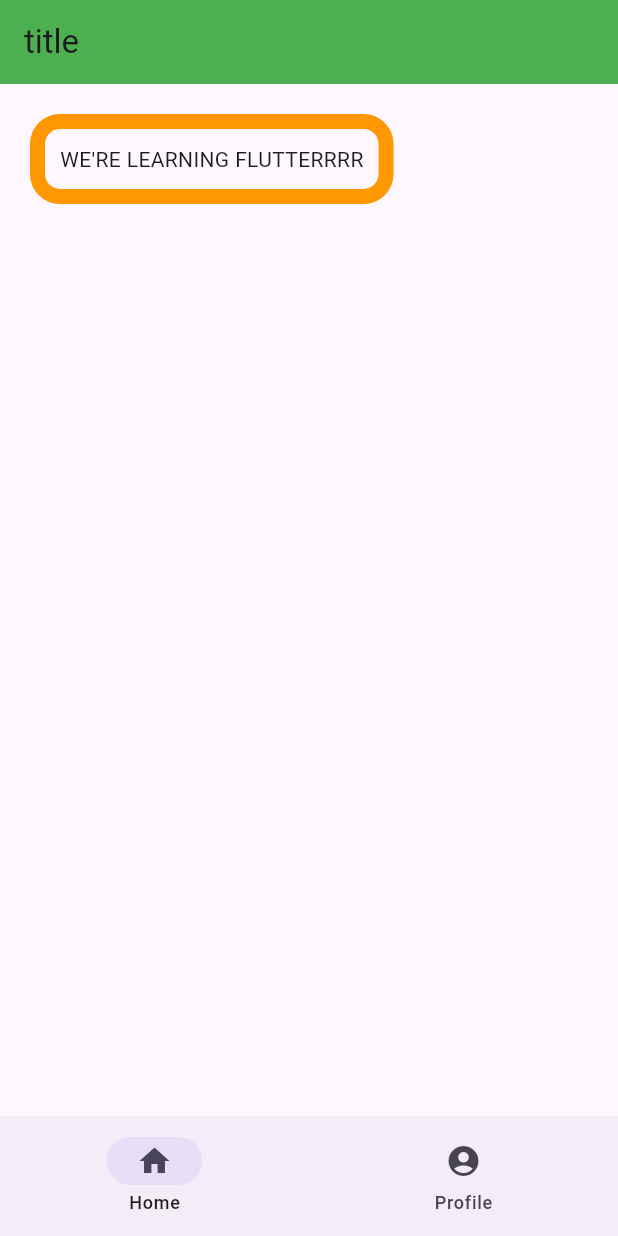
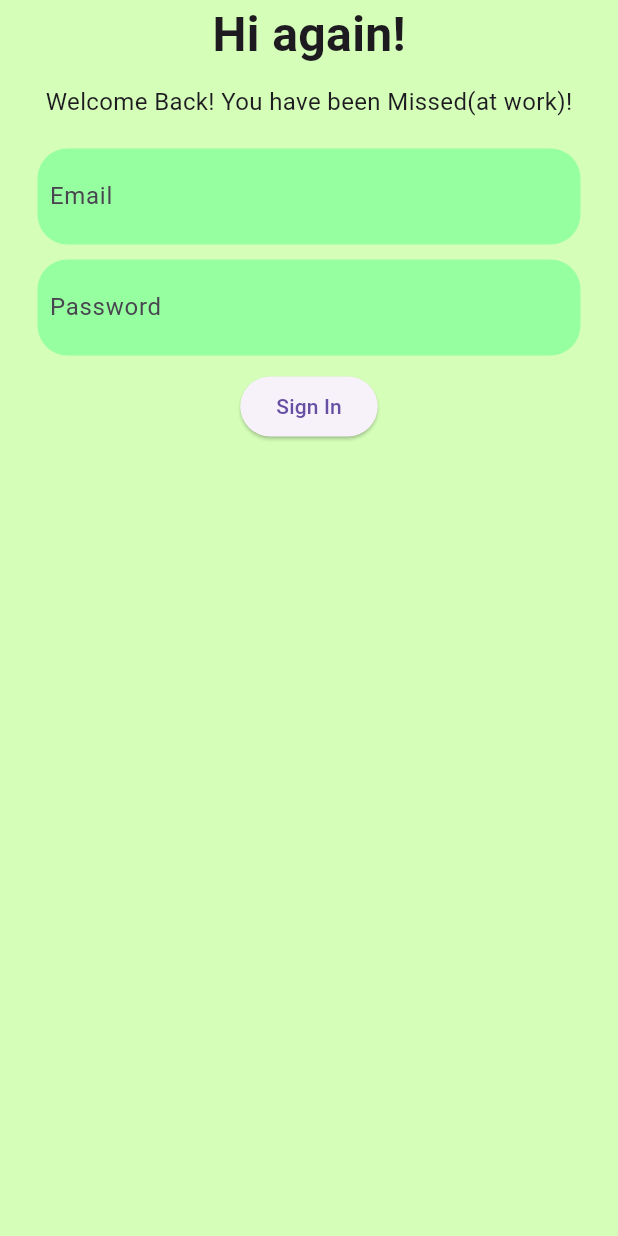
Before and after one commit to jiatongliU7/DeliDine-Restaurant-Management-Software-, a Flutter app: the screen it shows after launch, on a phone screen of 412 x 824 dp. Run offline on Flutter 3.47's test engine with Material 3 defaults, Android fonts, the phone set to English and light mode, and no system bars; our stand-ins replace syncfusion_flutter_calendar.

Commit message:
Login Page Update

```diff
--- /dev/null
+++ b/lib/dashboard.dart
@@ -0,0 +1,61 @@
+import 'package:flutter/material.dart';
+
+class Dashboard extends StatefulWidget{
+  const Dashboard({Key? key}) : super(key:key);
+  @override
+  _MyDash createState() => _MyDash();
+}
+
+class _MyDash extends State<Dashboard> {
+
+  int selectedPageIndex = 0;
+  @override
+  Widget build(BuildContext context)
+  {
+    return MaterialApp(
+        home: Scaffold(
+          appBar: AppBar(
+            title: const Text('title'),
+            backgroundColor: Colors.green,
+          ),
+          body: Stack(
+            children: [
+              Container(
+                child: const Text('WE\'RE LEARNING FLUTTERRRR'),
+                margin: const EdgeInsets.all(20),
+                padding: const EdgeInsets.all(10),
+
+                decoration: BoxDecoration(
+                    border: Border.all(
+                        color: Colors.orange,
+                        width: 10
+                    ),
+                    borderRadius: BorderRadius.all(Radius.circular(20))
+                ),
+              ),
+
+            ],
+          ),
+
+          bottomNavigationBar: NavigationBar(
+            destinations: const [
+              NavigationDestination(
+                  icon: Icon(Icons.home),
+                  label: 'Home'),
+              NavigationDestination(
+                  icon: Icon(Icons.account_circle),
+                  label: 'Profile')
+            ],
+            selectedIndex: selectedPageIndex,
+            onDestinationSelected: (int index) {
+              setState(() {
+                selectedPageIndex = index;
+              });
+
+            },
+            animationDuration: Duration(milliseconds: 1000),
+          ),
+        )
+    );
+  }
+}
--- /dev/null
+++ b/lib/loginPage.dart
@@ -0,0 +1,92 @@
+import 'Package:flutter/material.dart';
+
+class LoginPage extends StatefulWidget{
+  const LoginPage({Key? key}) : super(key: key);
+
+  @override
+  State<LoginPage> createState() => _LoginPageState();
+
+}
+class _LoginPageState extends State<LoginPage>{
+  @override
+  Widget build(BuildContext context){
+    return Scaffold(
+    backgroundColor: Color.fromRGBO(213, 255, 185, 1.0),
+      body: SafeArea(
+        child: Center(
+        child: Column(
+          children: [
+            const Text(
+              "Hi again!",
+              style: TextStyle(
+                fontWeight: FontWeight.bold,
+                fontSize: 32
+              ),
+          ),
+          const SizedBox(height: 10,),
+          const Text(
+            "Welcome Back! You have been Missed(at work)!",
+            style: TextStyle(
+              fontSize: 16
+            )
+          ),
+            const SizedBox(height: 20),
+            Padding(
+              padding: const EdgeInsets.symmetric(horizontal: 25),
+              child: Container(
+
+                decoration: BoxDecoration(
+                borderRadius: BorderRadius.circular(20),
+                  color: Color.fromRGBO(150, 255, 160, 1)
+              ),
+                child: const Padding(
+                  padding: const EdgeInsets.all(8.0),
+                  child: TextField(
+                decoration: InputDecoration(
+                  border: InputBorder.none,
+                  hintText: "Email",
+                ),
+              ),
+             ),
+
+            )
+            ),
+            const SizedBox(height: 10),
+            Padding(
+                padding: const EdgeInsets.symmetric(horizontal: 25),
+                child: Container(
+
+                  decoration: BoxDecoration(
+                      borderRadius: BorderRadius.circular(20),
+                      color: Color.fromRGBO(150, 255, 160, 1)
+                  ),
+                  child: const Padding(
+                    padding: EdgeInsets.all(8.0),
+                    child: TextField(
+                      obscureText: true,
+                      decoration: InputDecoration(
+                        border: InputBorder.none,
+                        hintText: "Password",
+                      ),
+                    ),
+                  ),
+
+                )
+            ),
+            const SizedBox(height: 10),
+            Padding(
+            padding: const EdgeInsets.symmetric(horizontal: 25),
+            child: ElevatedButton(
+              onPressed: () {},
+              child: const Text("Sign In")
+
+            )
+            ),
+        ],
+
+      )
+    )
+      )
+    );
+  }
+}
--- a/lib/main.dart
+++ b/lib/main.dart
@@ -1,4 +1,7 @@
 import 'package:flutter/material.dart';
+import 'package:restaurantsoftware/component/calendar.dart';
+import 'package:restaurantsoftware/loginPage.dart';
+
 
 void main() {
   runApp(const MyApp());
@@ -10,48 +13,10 @@ class MyApp extends StatefulWidget {
   State<MyApp> createState() => _MyAppState();
 }
 class _MyAppState extends State<MyApp> {
-  int selectedPageIndex = 0;
-  @override
-  Widget build(BuildContext context)
-  {
-    return MaterialApp(
-      home: Scaffold(
-        appBar: AppBar(
-          title: const Text('title'),
-          backgroundColor: Colors.green,
-        ),
-        body: Container(
-          child: const Text('WE\'RE LEARNING FLUTTERRRR'),
-          margin: const EdgeInsets.all(20),
-          padding: const EdgeInsets.all(10),
-
-          decoration: BoxDecoration(
-            border: Border.all(
-              color: Colors.orange,
-              width: 10
-            ),
-            borderRadius: BorderRadius.all(Radius.circular(20))
-          ),
-        ),
-        bottomNavigationBar: NavigationBar(
-          destinations: const [
-            NavigationDestination(
-                icon: Icon(Icons.home),
-                label: 'Home'),
-            NavigationDestination(
-                icon: Icon(Icons.account_circle),
-                label: 'Profile')
-          ],
-          selectedIndex: selectedPageIndex,
-          onDestinationSelected: (int index) {
-            setState(() {
-              selectedPageIndex = index;
-            });
-
-          },
-          animationDuration: Duration(milliseconds: 1000),
-        ),
-      )
-    );
-  }
+    @override
+  Widget build(BuildContext context){
+      return MaterialApp(
+        home: LoginPage(),
+      );
+    }
 }
--- a/pubspec.yaml
+++ b/pubspec.yaml
@@ -35,6 +35,7 @@ dependencies:
   # The following adds the Cupertino Icons font to your application.
   # Use with the CupertinoIcons class for iOS style icons.
   cupertino_icons: ^1.0.2
+  firebase_core: ^2.24.2
 
 dev_dependencies:
   flutter_test:
```
Also changed, not shown: lib/component/calendar.dart (added, +58 -0 lines), lib/model/timebox.dart (added, +9 -0 lines), pubspec.lock, 1 other file.
